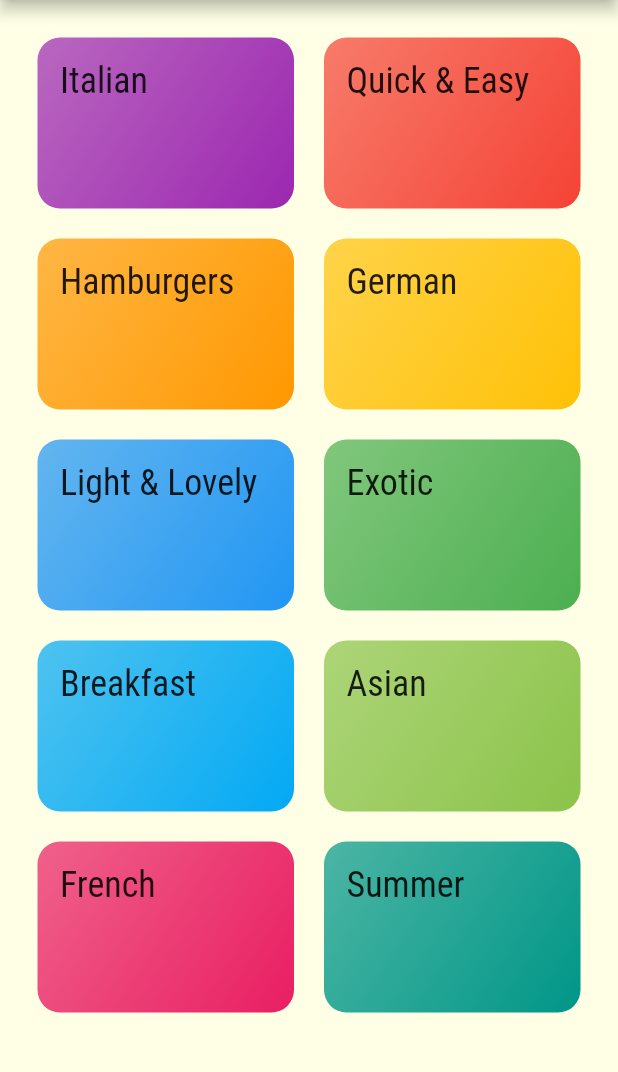
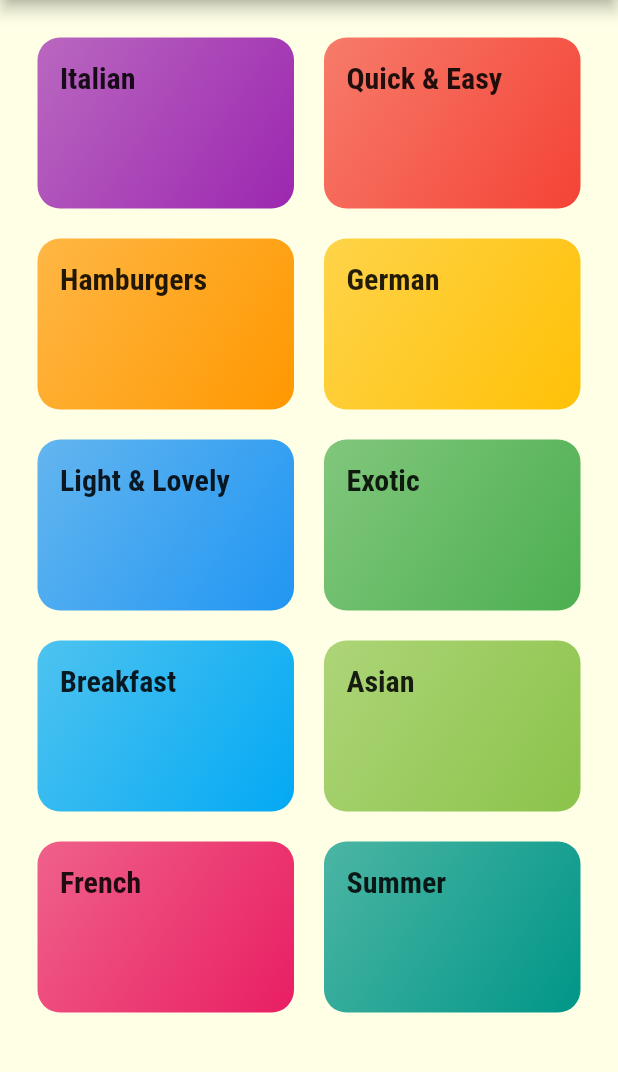
Before and after one commit to HarvsG/meals_app, a Flutter app: the screen it shows after launch, on a phone screen of 412 x 824 dp, the part 84-1156 px from its top. Run offline on Flutter 3.47's test engine with Material 2 defaults, Android fonts, the phone set to English and light mode, and no system bars.

Commit message:
adjust font weight

```diff
--- a/lib/main.dart
+++ b/lib/main.dart
@@ -14,11 +14,12 @@ class MyApp extends StatelessWidget {
         canvasColor: Color.fromRGBO(254, 255, 229, 1),
         fontFamily: 'Raleway',
         textTheme: ThemeData.light().textTheme.copyWith(
-              body1: TextStyle(color: Color.fromRGBO(20, 50, 50, 1)),
-              body2: TextStyle(color: Color.fromRGBO(20, 50, 50, 1)),
+              body1: const TextStyle(color: Color.fromRGBO(20, 50, 50, 1)),
+              body2: const TextStyle(color: Color.fromRGBO(20, 50, 50, 1)),
               title: TextStyle(
-                fontSize: 24,
+                fontSize: 20,
                 fontFamily: 'RobotoCondensed',
+                fontWeight: FontWeight.bold,
               ),
             ),
       ),
```
